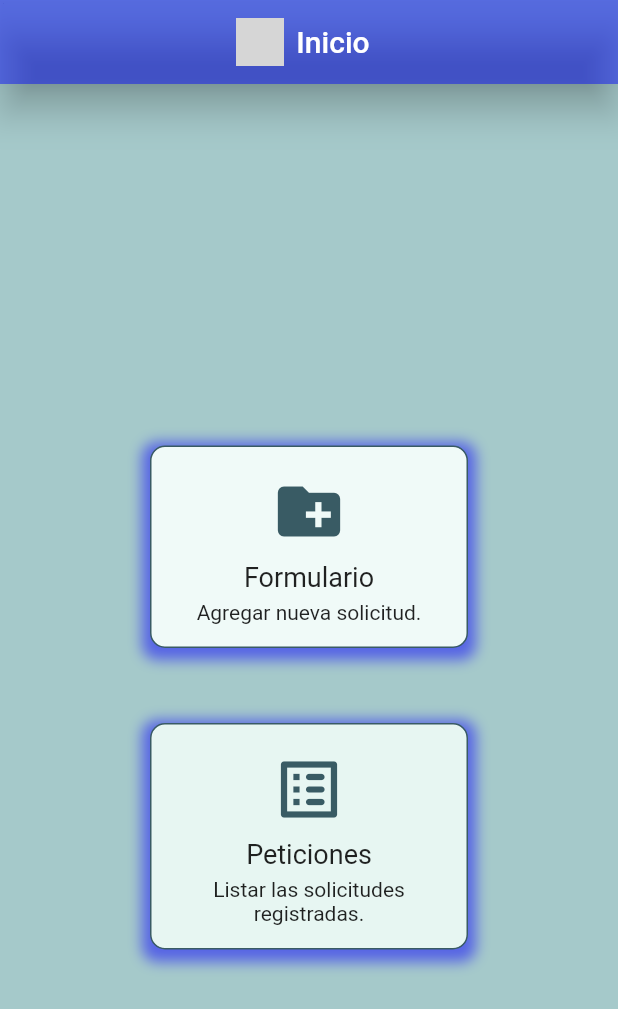
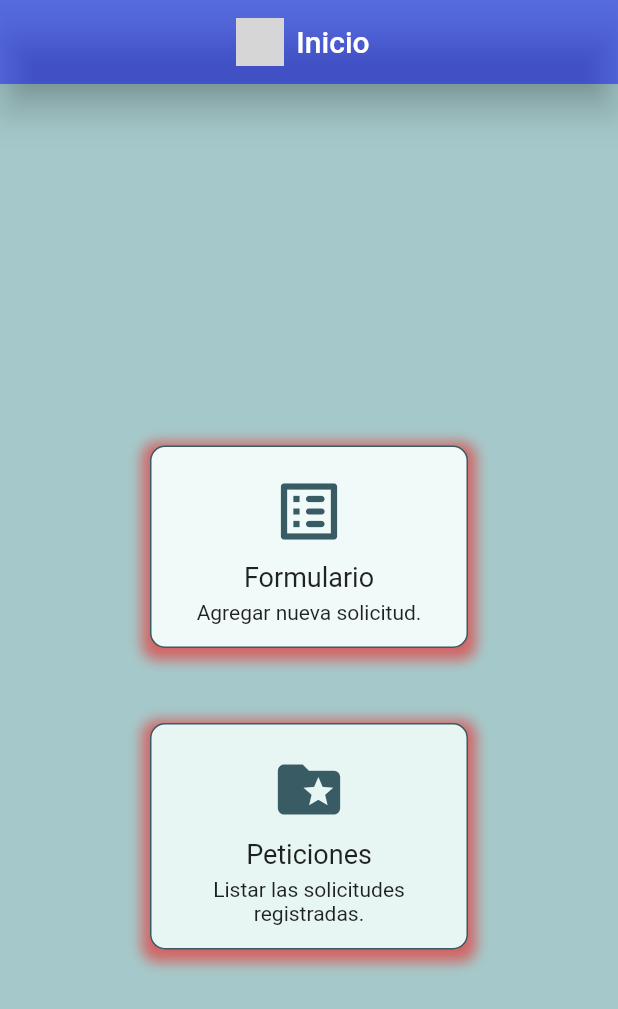
Before and after one commit to luis1234569/flutter_crud, a Flutter app: the screen it shows after launch, on a phone screen of 412 x 824 dp. Shown: the top 1009 px of the screen. Run offline on Flutter 3.47's test engine with Material 2 defaults, Android fonts, the phone set to English and light mode, and no system bars; our stand-ins replace flutter_rating_bar; network calls fail; grey boxes are pictures that could not be loaded.

Commit message:
cambios de iconos, color y rutas de crear en el list y de actualizar en el list y de elimianr se redireccionan al list

```diff
--- a/grupo_5_b_/lib/models/request_model.dart
+++ b/grupo_5_b_/lib/models/request_model.dart
@@ -1,5 +1,5 @@
 import 'dart:convert';
-
+//
 class Request {
   Request({
     this.id,
@@ -30,7 +30,7 @@ class Request {
   factory Request.fromJson(String str) => Request.fromMap(json.decode(str));
 
   String toJson() => json.encode(toMap());
-
+//
   factory Request.fromMap(Map<String, dynamic> json) => Request(
         id: json["id"],
         name: json["name"],
--- a/grupo_5_b_/lib/providers/requests_provider.dart
+++ b/grupo_5_b_/lib/providers/requests_provider.dart
@@ -5,7 +5,7 @@ import 'package:grupo_5_b_/models/models.dart';
 
 class RequestsProvider extends ChangeNotifier {
   final String _baseUrl = 'localhost:8080';
-  List<Request> requests = [];
+  List<Request> requests = []; //
   Request request = Request(
       name: '',
       dni: '',
@@ -19,10 +19,9 @@ class RequestsProvider extends ChangeNotifier {
   RequestsProvider() {
     getRequests();
   }
-
+  // Listar o leer
   Future<List<Request>> getRequests() async {
     var url = Uri.http(_baseUrl, 'request/list');
-    // http://localhost:8080/request/list
     var response = await http.get(url);
     List<dynamic> requestsList = json.decode(response.body);
     requestsList.forEach((request) {
--- a/grupo_5_b_/lib/screens/form.dart
+++ b/grupo_5_b_/lib/screens/form.dart
@@ -199,7 +199,7 @@ class FormScreen extends StatelessWidget {
                           // setState(){};
                           Navigator.pushNamed(
                             context,
-                            'home',
+                            'request-list',
                           );
                           if (myFormValues["id"] != 0) {
                             print(myFormValues);
--- a/grupo_5_b_/lib/screens/home.dart
+++ b/grupo_5_b_/lib/screens/home.dart
@@ -41,7 +41,7 @@ class HomeScreen extends StatelessWidget {
                         borderRadius: const BorderRadius.all(Radius.circular(10)),
                         boxShadow: [
                           BoxShadow(
-                            color: Color.fromARGB(255, 8, 0, 255).withOpacity(0.5),
+                            color: Color.fromARGB(255, 255, 0, 0).withOpacity(0.5),
                             spreadRadius: 5,
                             blurRadius: 7,
                             offset:
@@ -58,7 +58,7 @@ class HomeScreen extends StatelessWidget {
                         children: [
                           IconButton(
                             iconSize: 50.0,
-                            icon: const Icon(Icons.create_new_folder),
+                            icon: const Icon(Icons.list_alt_rounded),
                             color: Color.fromARGB(255, 57, 91, 100),
                             onPressed: () {
                               Navigator.pushNamed(context,'request-form');
@@ -89,7 +89,7 @@ class HomeScreen extends StatelessWidget {
                       borderRadius: const BorderRadius.all(Radius.circular(10)),
                       boxShadow: [
                         BoxShadow(
-                          color: Color.fromARGB(255, 8, 0, 255).withOpacity(0.5),
+                          color: Color.fromARGB(255, 255, 0, 0).withOpacity(0.5),
                           spreadRadius: 5,
                           blurRadius: 7,
                           offset:
@@ -106,7 +106,7 @@ class HomeScreen extends StatelessWidget {
                       children: [
                         IconButton(
                           iconSize: 50.0,
-                          icon: const Icon(Icons.list_alt_rounded),
+                          icon: const Icon(Icons.folder_special),
                           color: Color.fromARGB(255, 57, 91, 100),
                           onPressed: () {
                             Navigator.pushNamed(context, 'request-list');
--- a/grupo_5_b_/lib/screens/list.dart
+++ b/grupo_5_b_/lib/screens/list.dart
@@ -87,7 +87,7 @@ class _RequestListScreenState extends State<RequestListScreen> {
                           children: [
                             Ink(
                               decoration: const ShapeDecoration(
-                                color: Color.fromARGB(216, 255, 9, 9),
+                                color: Color.fromARGB(255, 172, 3, 3),
                                 shape: CircleBorder(),
                               ),
                               child: IconButton(
@@ -96,11 +96,11 @@ class _RequestListScreenState extends State<RequestListScreen> {
                                 onPressed: () {
                                   Navigator.pushNamed(
                                     context,
-                                    'home',
+                                    'request-list',
                                   );
                                   const snackBar = SnackBar(
                                     backgroundColor:
-                                        Color.fromARGB(220, 255, 0, 0),
+                                        Color.fromARGB(255, 172, 3, 3),
                                     content: Text('Eliminado Exitosamente'),
                                   );
                                   ScaffoldMessenger.of(context)
```
Also changed, not shown: grupo_5_b_/lib/models/menu_option.dart (line endings or trailing spaces), grupo_5_b_/lib/providers/form_provider.dart (line endings or trailing spaces), grupo_5_b_/lib/providers/providers.dart (line endings or trailing spaces), grupo_5_b_/lib/routes/routes.dart (line endings or trailing spaces), 1 other file.
